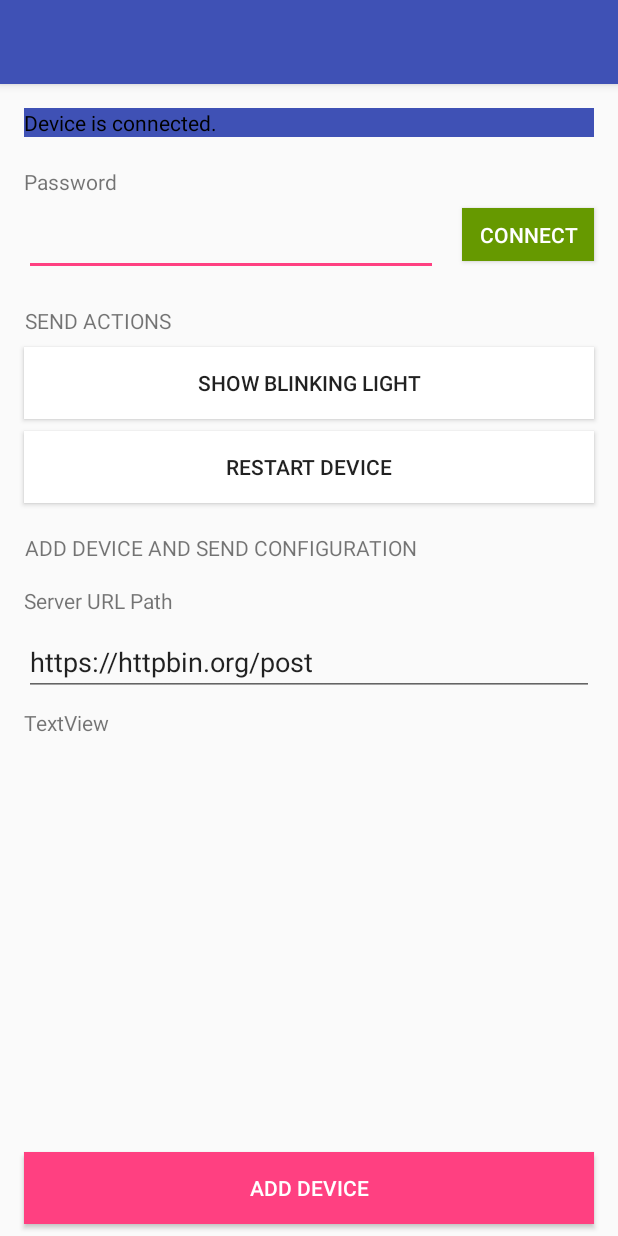
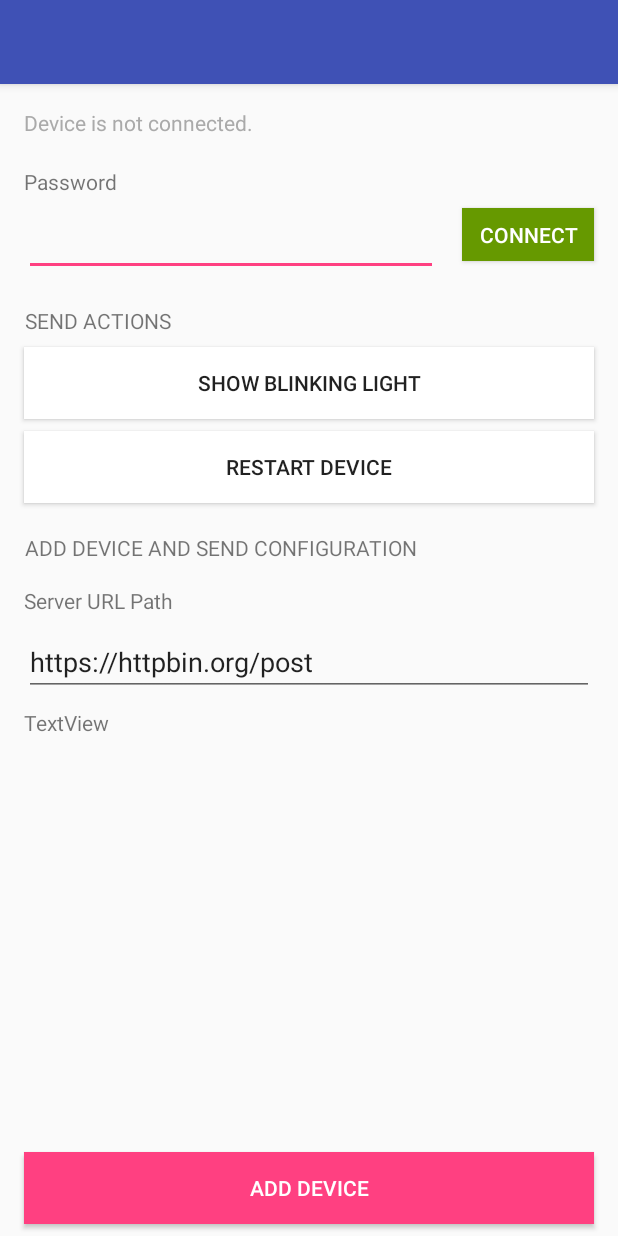
Before and after one commit to PAYong/ConnectWifiAndroid, an Android app: the DeviceInfo screen opened directly, with no data from a screen before it, after a tap on "CONNECT", on a phone screen of 412 x 824 dp. Run offline under Robolectric (Android 15) with nearby library versions, the phone set to English and light mode, and no system bars; 2 statements that could not run were skipped.

Commit message:
fix ui bugs

```diff
--- a/app/src/main/java/com/example/android/connectwifi/DeviceInfo.java
+++ b/app/src/main/java/com/example/android/connectwifi/DeviceInfo.java
@@ -30,6 +30,7 @@
     private EditText password, urlPath;
     private Button connectBtn, addDeviceBtn;
     private WifiManager wifiManager;
+    private WifiConfiguration wifiConfig;
     String ssid;
 
     private static String TAG = "DeviceInfo";
@@ -51,6 +52,8 @@
         result = findViewById(R.id.textViewResult);
         result.setMovementMethod( new ScrollingMovementMethod());
         wifiManager = (WifiManager) getApplicationContext().getSystemService(Context.WIFI_SERVICE);
+        wifiConfig = new WifiConfiguration();
+
         if (!wifiManager.isWifiEnabled()) {
             Toast.makeText(this, "WiFi is disabled ... We need to enable it", Toast.LENGTH_LONG).show();
             wifiManager.setWifiEnabled(true);
@@ -69,11 +72,18 @@
                 new AddDevice().execute(urlPath.getText().toString() , "data");
             }
         });
+
+
+        if(wifiManager.getConnectionInfo().getSSID().contains(ssid)){
+            status.setText("Device is connected.");
+            status.setTextColor(getResources().getColor(R.color.colorAccent));
+        }
+
     }
 
 
     private void  connectToWifi(String networkPass, String networkSSID) {
-        WifiConfiguration wifiConfig = new WifiConfiguration();
+
         wifiConfig.SSID = String.format("\"%s\"", networkSSID);
         wifiConfig.preSharedKey = String.format("\"%s\"", networkPass);
 
@@ -90,9 +100,9 @@
         netId = wifiManager.addNetwork(conf);
 
         wifiManager.getConnectionInfo();
-        if( netId != -1 ){
+        if( netId != -1 && wifiManager.getConnectionInfo().getSSID().contains(ssid)){
             status.setText("Device is connected.");
-            status.setBackgroundColor(getResources().getColor(R.color.colorPrimary));
+            status.setBackgroundColor(getResources().getColor(R.color.colorAccent));
             Log.d(TAG, "Device is connected. netId: " +  netId);
         }else{
             Log.d(TAG, "ERROR");
--- a/app/src/main/res/layout/activity_device_info.xml
+++ b/app/src/main/res/layout/activity_device_info.xml
@@ -1,11 +1,18 @@
 <?xml version="1.0" encoding="utf-8"?>
+
+<ScrollView xmlns:android="http://schemas.android.com/apk/res/android"
+    xmlns:app="http://schemas.android.com/apk/res-auto"
+    xmlns:tools="http://schemas.android.com/tools"
+    android:layout_width="match_parent"
+    android:layout_height="match_parent"
+    android:fillViewport="true">
+
 <android.support.constraint.ConstraintLayout xmlns:android="http://schemas.android.com/apk/res/android"
     xmlns:app="http://schemas.android.com/apk/res-auto"
     xmlns:tools="http://schemas.android.com/tools"
     android:layout_width="match_parent"
     android:layout_height="match_parent"
     tools:context=".DeviceInfo">
-
 
     <TextView
         android:id="@+id/textViewStatus"
@@ -17,7 +24,7 @@
         android:layout_marginEnd="16dp"
         android:layout_marginRight="16dp"
         android:text="Device is not connected."
-        android:textColor="@android:color/background_dark"
+        android:textColor="@android:color/darker_gray"
         android:textSize="14sp"
         app:layout_constraintEnd_toEndOf="parent"
         app:layout_constraintStart_toStartOf="parent"
@@ -178,15 +185,20 @@
 
     <TextView
         android:id="@+id/textViewResult"
-        android:layout_width="wrap_content"
-        android:layout_height="wrap_content"
+        android:layout_width="match_parent"
+        android:layout_height="200dp"
         android:layout_marginStart="16dp"
         android:layout_marginLeft="16dp"
         android:layout_marginTop="8dp"
+        android:layout_marginEnd="16dp"
+        android:layout_marginRight="16dp"
+        android:autoSizeStepGranularity="2sp"
         android:scrollbars="vertical"
         android:text="TextView"
+        app:layout_constraintEnd_toEndOf="parent"
         app:layout_constraintStart_toStartOf="parent"
         app:layout_constraintTop_toBottomOf="@+id/editTextURL" />
 
+</android.support.constraint.ConstraintLayout>
 
-</android.support.constraint.ConstraintLayout>
+</ScrollView>
--- a/app/src/main/res/layout/activity_main.xml
+++ b/app/src/main/res/layout/activity_main.xml
@@ -14,7 +14,7 @@
     <Button
         android:id="@+id/scanBtn"
         android:layout_width="match_parent"
-        android:layout_height="50dp"
+        android:layout_height="wrap_content"
         android:layout_gravity="bottom"
         android:layout_margin="15dp"
         android:background="@color/colorAccent"
```
